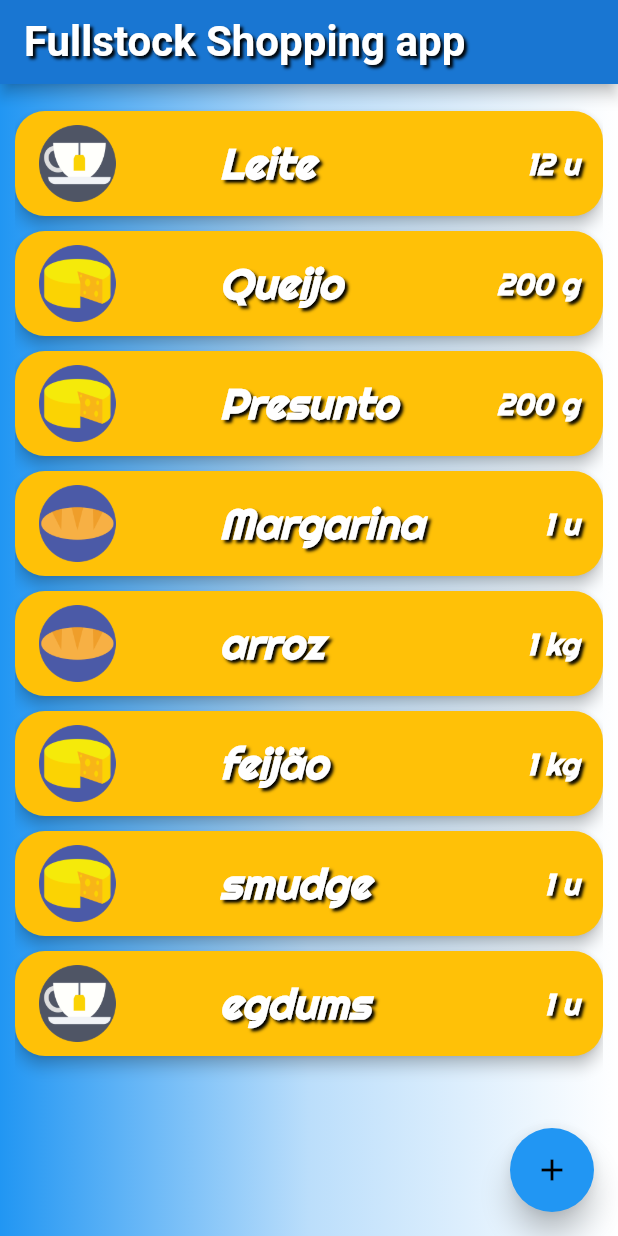
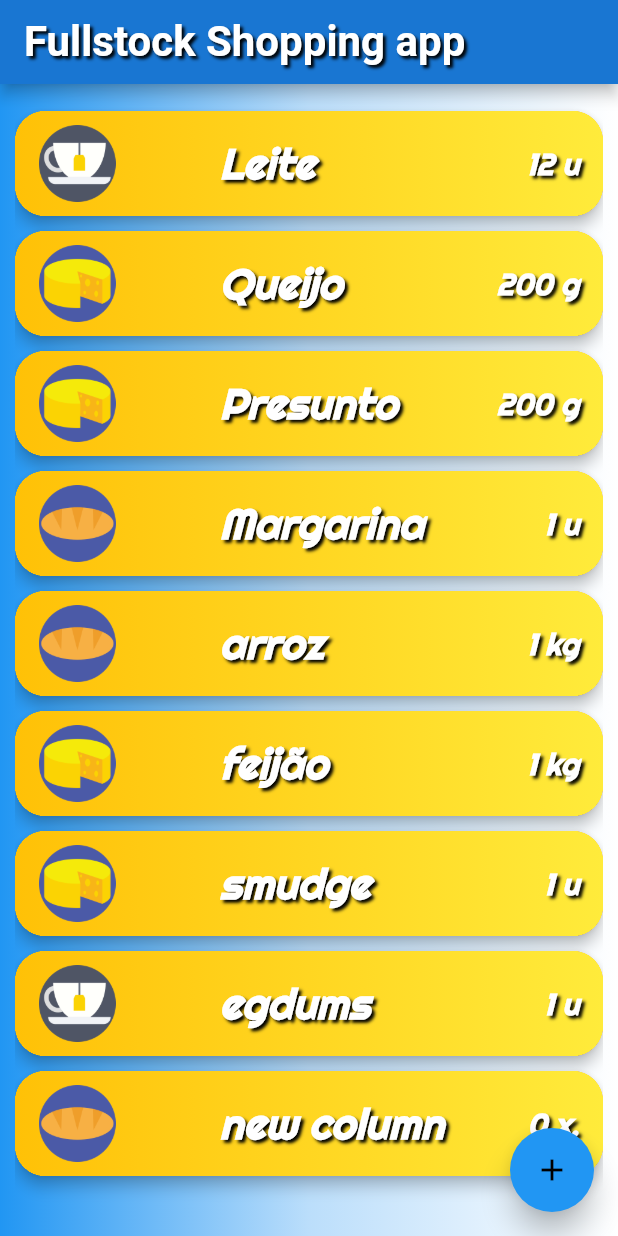
Before and after one commit to GabrielMartins173/FullStockMobileShoppingApp, a Flutter app: the screen it shows after launch, scrolled down 115 dp, after a tap on the "add" icon, on a phone screen of 412 x 824 dp. Run offline on Flutter 3.47's test engine with Material 2 defaults, Android fonts, the phone set to English and light mode, and no system bars; Roboto replaces fonts that are missing (Courgette).

Commit message:
add and remove column and button gradient

```diff
--- a/lib/pages/CreationPage.dart
+++ b/lib/pages/CreationPage.dart
@@ -6,10 +6,6 @@ import 'package:flutter/material.dart';
 import 'package:fullstock/constants/FullStockColors.dart';
 
 class CreationPage extends StatefulWidget {
-  final String title;
-
-  CreationPage({Key key, this.title}) : super(key: key);
-
   @override
   _CreationPageState createState() => _CreationPageState();
 }
@@ -21,7 +17,7 @@ class _CreationPageState extends State<CreationPage> {
       backgroundColor: Color(FullStockColors.DARK_PRIMARY),
       appBar: AppBar(
         backgroundColor: Color(FullStockColors.DARK_PRIMARY),
-        title: Text(widget.title,
+        title: Text('pag2',
             textAlign: TextAlign.center,
             style: TextStyle(
                 color: Colors.white,
--- a/lib/pages/MyHomePage.dart
+++ b/lib/pages/MyHomePage.dart
@@ -7,6 +7,7 @@ import 'package:fullstock/Request.dart';
 import 'package:fullstock/constants/FoodIcons.dart';
 
 import '../constants/FullStockColors.dart';
+import 'CreationPage.dart';
 
 class MyHomePage extends StatefulWidget {
   final String title;
@@ -18,7 +19,7 @@ class MyHomePage extends StatefulWidget {
 }
 
 class _MyHomePageState extends State<MyHomePage> {
-  static List<Request> testRequestList = [
+  List<Request> requestList = [
     new Request('Pães', 8, 'u', FoodIcons.BREAD),
     new Request('Leite', 12, 'u', FoodIcons.TEA),
     new Request('Queijo', 200, 'g', FoodIcons.CHEESE),
@@ -30,9 +31,58 @@ class _MyHomePageState extends State<MyHomePage> {
     new Request('egdums', 1, 'u', FoodIcons.TEA)
   ];
 
+  @override
+  Widget build(BuildContext context) {
+    return Scaffold(
+      backgroundColor: Color(FullStockColors.DARK_PRIMARY),
+      appBar: AppBar(
+        backgroundColor: Color(FullStockColors.DARK_PRIMARY),
+        title: Text(widget.title,
+            textAlign: TextAlign.center,
+            style: TextStyle(
+                color: Colors.white,
+                fontFamily: 'Courgette',
+                shadows: [Shadow(blurRadius: 2.0, offset: Offset(2.0, 2.0))],
+                fontWeight: FontWeight.bold,
+                fontSize: 28)),
+      ),
+      body: Center(
+        child: Container(
+          decoration: BoxDecoration(
+              gradient: LinearGradient(
+            colors: [
+              Color(FullStockColors.PRIMARY),
+              Color(FullStockColors.LIGHT_PRIMARY),
+              Colors.white
+            ],
+          )),
+          padding: EdgeInsets.all(10.0),
+          child: ListView(
+            controller: ScrollController(initialScrollOffset: 0.0),
+            children: generateRequestList(requestList),
+          ),
+        ),
+      ),
+      floatingActionButton: FloatingActionButton(
+          backgroundColor: Color(FullStockColors.PRIMARY),
+          elevation: 8.0,
+          highlightElevation: 1.0,
+          onPressed: () {
+            setState(() {
+              requestList
+                  .add(new Request('new column', 0, 'x.', FoodIcons.BREAD));
+            });
+            /*Navigator.push(
+              context,
+              MaterialPageRoute(builder: (context) => CreationPage()),
+            );*/
+          },
+          child: Icon(Icons.add)),
+    );
+  }
+
   List<Widget> generateRequestList(List<Request> requestList) {
     List<Widget> containerList = new List();
-
     containerList.add(Text(
       'List of requests',
       style: TextStyle(
@@ -44,14 +94,23 @@ class _MyHomePageState extends State<MyHomePage> {
     ));
     containerList.add(SizedBox(height: 10.0));
     for (Request request in requestList) {
-      containerList.add(
-        Container(
+      containerList.add(generateRequestContainer(request));
+
+      containerList.add(SizedBox(height: 10.0));
+    }
+    containerList.add(SizedBox(height: 100.0));
+    return containerList;
+  }
+
+  Container generateRequestContainer(Request request) {
+    return Container(
       width: double.infinity,
       height: 70.0,
       child: RaisedButton(
+        shape:RoundedRectangleBorder(
+            borderRadius: BorderRadius.circular(20.0)),
+        padding: EdgeInsets.all(0),
         clipBehavior: Clip.hardEdge,
-            shape: RoundedRectangleBorder(
-                borderRadius: BorderRadius.circular(20.0)),
         color: Color(FullStockColors.ACCENT),
         animationDuration: Duration(seconds: 1),
         colorBrightness: Brightness.dark,
@@ -63,8 +122,19 @@ class _MyHomePageState extends State<MyHomePage> {
           print("Smudge is my lord");
         },
         onLongPress: () {
-              print("Smudge is my life");
+          setState(() {
+            requestList.remove(request);
+          });
         },
+        child: Ink(
+          padding: EdgeInsets.fromLTRB(16, 0, 16, 0),
+          height: 70,
+          decoration: BoxDecoration(
+              shape: BoxShape.rectangle,
+              gradient: LinearGradient(colors: [
+                Color(FullStockColors.ACCENT),
+                Color(FullStockColors.LIGHT_ACCENT)
+              ])),
           child: Row(
               crossAxisAlignment: CrossAxisAlignment.center,
               mainAxisAlignment: MainAxisAlignment.spaceBetween,
@@ -114,51 +184,5 @@ class _MyHomePageState extends State<MyHomePage> {
         ),
       ),
     );
-
-      containerList.add(SizedBox(height: 10.0));
-    }
-    containerList.add(SizedBox(height: 100.0));
-    return containerList;
-  }
-
-  @override
-  Widget build(BuildContext context) {
-    return Scaffold(
-      backgroundColor: Color(FullStockColors.DARK_PRIMARY),
-      appBar: AppBar(
-        backgroundColor: Color(FullStockColors.DARK_PRIMARY),
-        title: Text(widget.title,
-            textAlign: TextAlign.center,
-            style: TextStyle(
-                color: Colors.white,
-                fontFamily: 'Courgette',
-                shadows: [Shadow(blurRadius: 2.0, offset: Offset(2.0, 2.0))],
-                fontWeight: FontWeight.bold,
-                fontSize: 28)),
-      ),
-      body: Center(
-        child: Container(
-          decoration: BoxDecoration(
-              gradient: LinearGradient(
-            colors: [
-              Color(FullStockColors.PRIMARY),
-              Color(FullStockColors.LIGHT_PRIMARY),
-              Colors.white
-            ],
-          )),
-          padding: EdgeInsets.all(10.0),
-          child: ListView(
-            controller: ScrollController(initialScrollOffset: 0.0),
-            children: generateRequestList(testRequestList),
-          ),
-        ),
-      ),
-      floatingActionButton: FloatingActionButton(
-          backgroundColor: Color(FullStockColors.PRIMARY),
-          elevation: 8.0,
-          highlightElevation: 1.0,
-          onPressed: () {},
-          child: Icon(Icons.add)),
-    );
   }
 }
```
Lines whose indentation alone changed are shown as unchanged.
